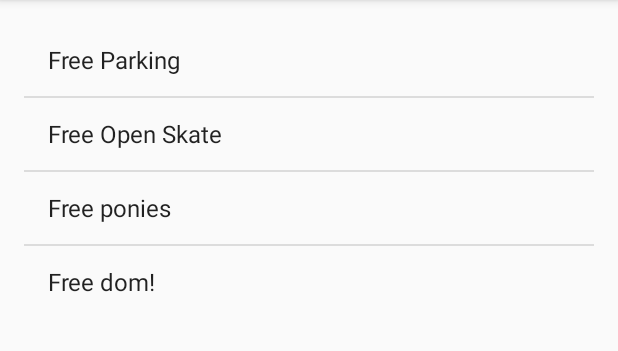
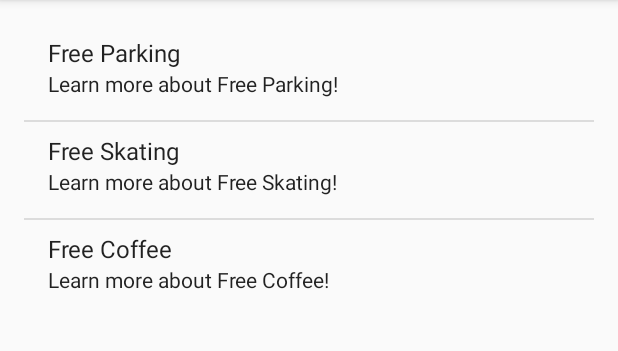
Before and after one commit to ProfJones/BFFOfSCSU, an Android app: the FreeResourceActivity screen opened directly, with no data from a screen before it, on a phone screen of 412 x 824 dp, the part 84-435 px from its top. Run offline under Robolectric (Android 15) with nearby library versions, the phone set to English and light mode, and no system bars; 4 statements that could not run were skipped.

```diff
--- a/app/src/main/java/com/example/harrison/bffofscsu/FreeResourceActivity.java
+++ b/app/src/main/java/com/example/harrison/bffofscsu/FreeResourceActivity.java
@@ -5,10 +5,16 @@ import android.support.v7.app.AppCompatActivity;
 import android.os.Bundle;
 import android.widget.ArrayAdapter;
 import android.widget.ListView;
+import android.widget.SimpleAdapter;
 
 import com.google.android.gms.appindexing.Action;
 import com.google.android.gms.appindexing.AppIndex;
 import com.google.android.gms.common.api.GoogleApiClient;
+
+import java.util.ArrayList;
+import java.util.HashMap;
+import java.util.List;
+import java.util.Map;
 
 public class FreeResourceActivity extends AppCompatActivity {
 
@@ -21,10 +27,22 @@ public class FreeResourceActivity extends AppCompatActivity {
     @Override
     protected void onCreate(Bundle savedInstanceState) {
         super.onCreate(savedInstanceState);
+        String[] freeResources = new String[]{"Free Parking", "Free Skating", "Free Coffee"};
+        List<Map<String,String>> data  = new ArrayList<Map<String,String>>();
+        for (String resource :freeResources){
+            Map<String, String> newEntry = new HashMap<>();
+            newEntry.put("title", resource);
+            newEntry.put("sub-title", "Learn more about "+resource + "!");
+            data.add(newEntry);
+        }
 
-        String[] myStringArray = {"Free Parking", "Free Open Skate", "Free ponies", "Free dom!"};
-        ArrayAdapter<String> adapter = new ArrayAdapter<String>(this,
-                android.R.layout.simple_list_item_1, myStringArray);
+        SimpleAdapter adapter = new SimpleAdapter(this, data,
+                android.R.layout.simple_list_item_2,
+                new String[] {"title","sub-title"},
+                new int[]{ android.R.id.text1,
+                           android.R.id.text2});
+
+
 
         setContentView(R.layout.free_resource_layout);
         ListView listView = (ListView) findViewById(R.id.list_view);
```
